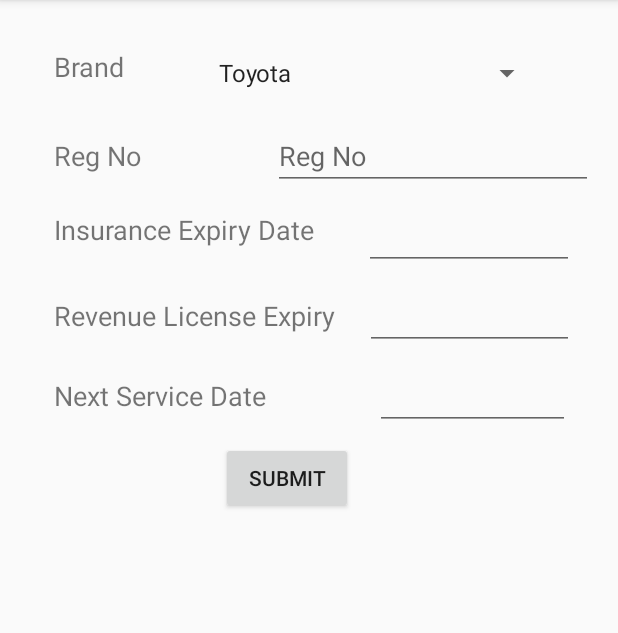
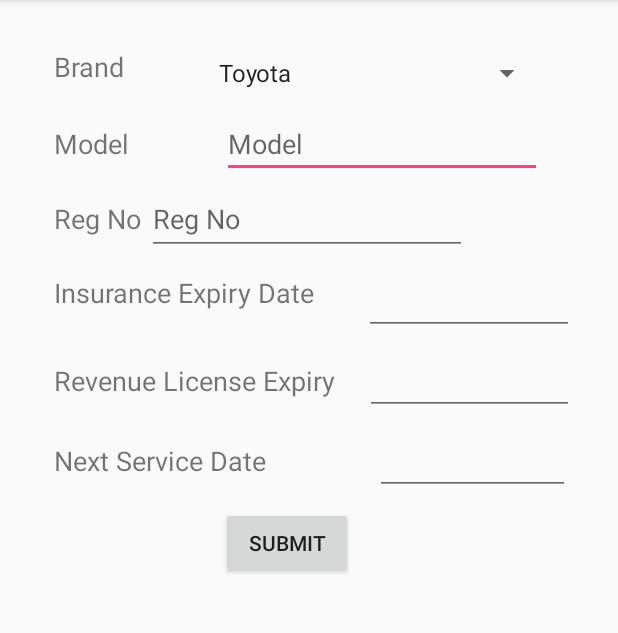
Before and after one commit to oshadaamila/AutoCare, an Android app: the select_vehicle screen opened directly, with no data from a screen before it, after a tap on "SUBMIT", on a phone screen of 412 x 824 dp, the part 84-717 px from its top. Run offline under Robolectric (Android 15) with nearby library versions, the phone set to English and light mode, and no system bars; our stand-ins replace Firebase (no records; nobody signed in at launch, a user with empty details on screens opened directly).

Commit message:
before_mid_3

```diff
--- a/app/src/main/java/com/example/amila/autocare/phone_number_request.java
+++ b/app/src/main/java/com/example/amila/autocare/phone_number_request.java
@@ -32,6 +32,7 @@ public class phone_number_request extends AppCompatActivity {
     PhoneAuthCredential credential;
     PhoneAuthProvider.ForceResendingToken mResendToken;
     FirebaseAuth mAuth;
+    boolean authenticated;
     @Override
     protected void onCreate(Bundle savedInstanceState) {
         super.onCreate(savedInstanceState);
@@ -74,6 +75,7 @@ public class phone_number_request extends AppCompatActivity {
                 //     detect the incoming verification SMS and perform verification without
                 //     user action.
                 Log.d("phone AUTH", "onVerificationCompleted:" + credential);
+
 
                // signInWithPhoneAuthCredential(credential);
             }
@@ -124,6 +126,7 @@ public class phone_number_request extends AppCompatActivity {
                             Log.d("phone AUTH", "signInWithCredential:success");
 
                             FirebaseUser user = task.getResult().getUser();
+
                             // ...
                         } else {
                             // Sign in failed, display a message and update the UI
--- a/app/src/main/java/com/example/amila/autocare/select_vehicle.java
+++ b/app/src/main/java/com/example/amila/autocare/select_vehicle.java
@@ -2,13 +2,13 @@ package com.example.amila.autocare;
 
 import android.app.DatePickerDialog;
 import android.app.Dialog;
-import android.app.DialogFragment;
 import android.content.Intent;
 import android.icu.util.Calendar;
 import android.os.Build;
 import android.support.annotation.NonNull;
 import android.support.annotation.RequiresApi;
 import android.support.design.widget.NavigationView;
+import android.support.v4.app.DialogFragment;
 import android.support.v4.widget.DrawerLayout;
 import android.support.v7.app.ActionBarDrawerToggle;
 import android.support.v7.app.AppCompatActivity;
@@ -58,36 +58,66 @@ public class select_vehicle extends AppCompatActivity {
         tv_reg_no = findViewById(R.id.editText_reg_no);
         tv_revenue_license_expiry =findViewById(R.id.revenue_license_expiry);
         tv_next_service = findViewById(R.id.next_service);
+
         findViewById(R.id.button_submit).setOnClickListener(new View.OnClickListener() {
             @Override
             public void onClick(View v) {
                 String brand,model,reg_no,insurance_expiry,revenue_license_expiry,next_service;
+
                     brand = spinner_brand.getSelectedItem().toString().trim();
-                model= tv_model.getText().toString().trim();
+                    model = tv_model.getText().toString().trim();
                     reg_no = tv_reg_no.getText().toString().trim();
                     insurance_expiry = tv_insurance_date.getText().toString().trim();
-                revenue_license_expiry=tv_revenue_license_expiry.getText().toString().trim();
+                    revenue_license_expiry = tv_revenue_license_expiry.getText().toString().trim();
                     next_service = tv_next_service.getText().toString().trim();
-                Vehicle vehicle = new Vehicle(brand,model,reg_no,insurance_expiry,revenue_license_expiry,next_service);
+                    Vehicle vehicle = new Vehicle(brand, model, reg_no, insurance_expiry, revenue_license_expiry, next_service);
                     String userId = mUser.getUid();
                     setVehicleCount(mUser.getUid());
-                mDatabase.child(userId).child(Long.toString(vehicle_count+1)).setValue(vehicle).addOnCompleteListener(new OnCompleteListener<Void>() {
+                if(model.isEmpty() || reg_no.isEmpty() || insurance_expiry.isEmpty() || revenue_license_expiry.isEmpty()||next_service.isEmpty()) {
+                    Toast.makeText(getApplicationContext(), "Enter the values correctly!", Toast.LENGTH_LONG).show();
+                }else{
+                    mDatabase.child(userId).child(Long.toString(vehicle_count + 1)).setValue(vehicle).addOnCompleteListener(new OnCompleteListener<Void>() {
                         @Override
                         public void onComplete(@NonNull Task<Void> task) {
-                        if(task.isSuccessful()){
+                            if (task.isSuccessful()) {
                                 tv_reg_no.setText("");
                                 tv_model.setText("");
                                 tv_insurance_date.setText("");
                                 tv_revenue_license_expiry.setText("");
-                            Toast.makeText(getApplicationContext(),"Vehicle Added",Toast.LENGTH_SHORT).show();
-                        }else{
-                            Toast.makeText(getApplicationContext(),"Check Values",Toast.LENGTH_SHORT).show();
+                                tv_next_service.setText("");
+                                Toast.makeText(getApplicationContext(), "Vehicle Added", Toast.LENGTH_SHORT).show();
+                            } else {
+                                Toast.makeText(getApplicationContext(), "Check Values", Toast.LENGTH_SHORT).show();
 
                             }
                         }
                     });
+                 }
 
+            }
+        });
 
+        findViewById(R.id.insurance_date).setOnClickListener(new View.OnClickListener() {
+            @Override
+            public void onClick(View v) {
+                DialogFragment newFragment = new DatePickerFragment(R.id.insurance_date);
+                newFragment.show(getSupportFragmentManager(),"datePicker");
+            }
+        });
+
+        findViewById(R.id.next_service).setOnClickListener(new View.OnClickListener() {
+            @Override
+            public void onClick(View v) {
+                DialogFragment newFragment = new DatePickerFragment(R.id.next_service);
+                newFragment.show(getSupportFragmentManager(),"datePicker");
+            }
+        });
+
+        findViewById(R.id.revenue_license_expiry).setOnClickListener(new View.OnClickListener() {
+            @Override
+            public void onClick(View v) {
+                DialogFragment newFragment = new DatePickerFragment(R.id.revenue_license_expiry);
+                newFragment.show(getSupportFragmentManager(),"datePicker");
             }
         });
 
@@ -104,7 +134,6 @@ public class select_vehicle extends AppCompatActivity {
             public void onDataChange(DataSnapshot dataSnapshot) {
                 vehicle_count = dataSnapshot.getChildrenCount();
             }
-
             @Override
             public void onCancelled(DatabaseError databaseError) {
 
--- a/app/src/main/res/layout/activity_select_vehicle.xml
+++ b/app/src/main/res/layout/activity_select_vehicle.xml
@@ -6,17 +6,6 @@
     android:layout_height="match_parent"
     tools:context="com.example.amila.autocare.select_vehicle">
 
-
-    <TextView
-        android:id="@+id/textView7"
-        android:layout_width="75dp"
-        android:layout_height="32dp"
-        android:layout_marginStart="5636dp"
-        android:lineSpacingExtra="14sp"
-        android:text="Model"
-        android:textSize="18sp"
-        app:layout_constraintBaseline_toBaselineOf="@+id/editText_model"
-        app:layout_constraintStart_toStartOf="parent" />
 
     <TextView
         android:id="@+id/textView8"
@@ -49,11 +38,12 @@
         android:layout_height="wrap_content"
         android:layout_marginEnd="8dp"
         android:layout_marginStart="8dp"
-        android:layout_marginTop="12dp"
+        android:layout_marginTop="8dp"
         android:ems="10"
         android:hint="Model "
         android:inputType="textPersonName"
         app:layout_constraintEnd_toEndOf="parent"
+        app:layout_constraintHorizontal_bias="0.4"
         app:layout_constraintStart_toEndOf="@+id/textView7"
         app:layout_constraintTop_toBottomOf="@+id/spinner_select_brand" />
 
@@ -70,16 +60,16 @@
     <EditText
         android:id="@+id/editText_reg_no"
         android:layout_width="wrap_content"
-        android:layout_height="wrap_content"
+        android:layout_height="47dp"
         android:layout_marginRight="60dp"
-        android:layout_marginStart="88dp"
-        android:layout_marginTop="16dp"
+        android:layout_marginStart="4dp"
+        android:layout_marginTop="4dp"
         android:ems="10"
         android:hint="Reg No"
         android:inputType="textPersonName"
         app:layout_constraintRight_toRightOf="parent"
         app:layout_constraintStart_toEndOf="@+id/textView10"
-        app:layout_constraintTop_toBottomOf="@+id/spinner_select_brand" />
+        app:layout_constraintTop_toBottomOf="@+id/editText_model" />
 
     <TextView
         android:id="@+id/textView11"
@@ -165,4 +155,15 @@
         app:layout_constraintStart_toEndOf="@+id/textView9"
         app:layout_constraintTop_toBottomOf="@+id/revenue_license_expiry" />
 
+    <TextView
+        android:id="@+id/textView7"
+        android:layout_width="75dp"
+        android:layout_height="32dp"
+        android:layout_marginStart="36dp"
+        android:lineSpacingExtra="14sp"
+        android:text="Model"
+        android:textSize="18sp"
+        app:layout_constraintBaseline_toBaselineOf="@+id/editText_model"
+        app:layout_constraintStart_toStartOf="parent" />
+
 </android.support.constraint.ConstraintLayout>
```
Also changed, not shown: app/src/main/java/com/example/amila/autocare/DatePickerFragment.java (added, +41 -0 lines). Lines whose indentation alone changed are shown as unchanged.
